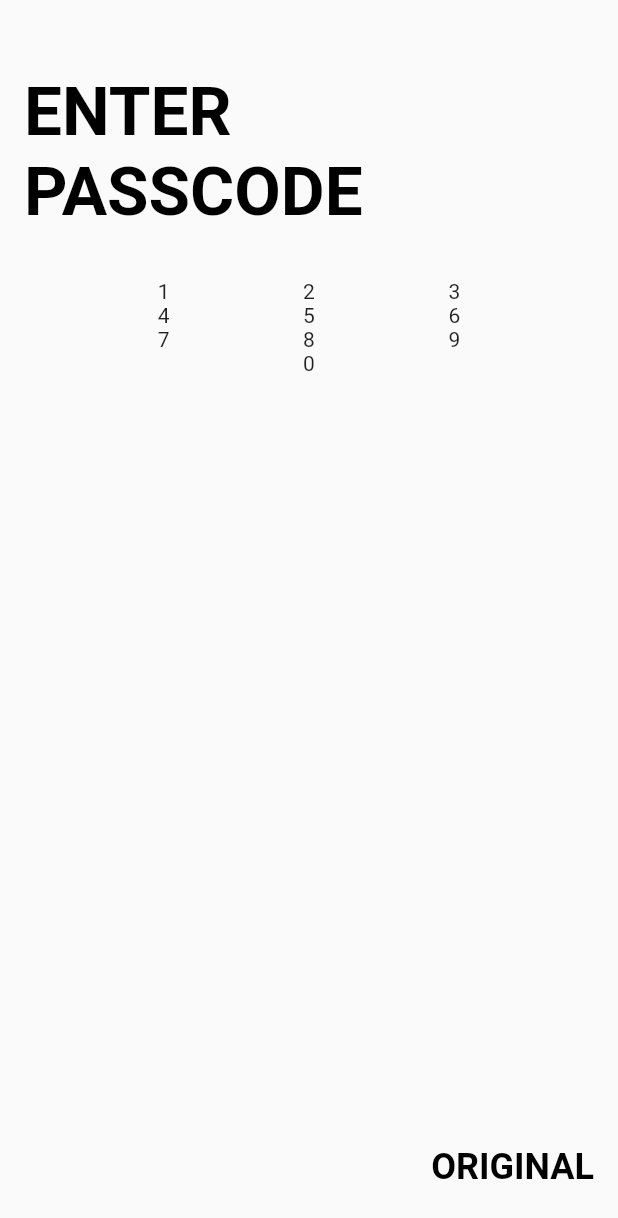
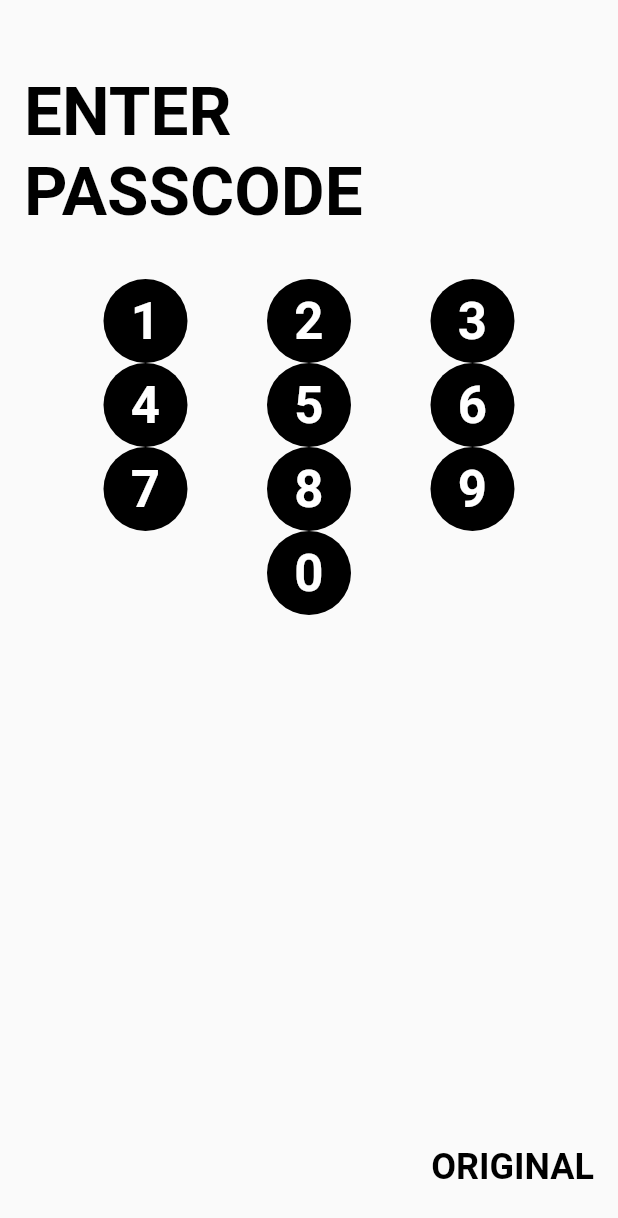
Before and after one commit to collinsmakamu95/lockui, a Flutter app: the screen it shows after launch, on a phone screen of 412 x 824 dp. Shown: the top 1218 px of the screen. Run offline on Flutter 3.47's test engine with Material 2 defaults, Android fonts, the phone set to English and light mode, and no system bars; our stand-ins replace google_fonts; Roboto replaces fonts that are missing (Kanit).

Commit message:
dial number view implemented

```diff
--- /dev/null
+++ b/lib/widgets/dial_number.dart
@@ -0,0 +1,28 @@
+import 'package:flutter/material.dart';
+import 'package:lockui/constants.dart';
+
+class DialNumber extends StatelessWidget {
+  const DialNumber(this.number, {super.key});
+
+  final int number;
+
+  @override
+  Widget build(BuildContext context) {
+    return Container(
+      height: Constants.dialNumberRadius * 2,
+      width: Constants.dialNumberRadius * 2,
+      alignment: Alignment.center,
+      decoration: const BoxDecoration(
+        color: Colors.black,
+        shape: BoxShape.circle,
+      ),
+      child: Text(
+        '$number',
+        style: Theme.of(context)
+            .textTheme
+            .headlineMedium
+            ?.copyWith(color: Colors.white, fontWeight: FontWeight.bold),
+      ),
+    );
+  }
+}
--- a/lib/widgets/passcode/passcode_input.dart
+++ b/lib/widgets/passcode/passcode_input.dart
@@ -1,5 +1,6 @@
 import 'package:flutter/material.dart';
 import 'package:lockui/constants.dart';
+import 'package:lockui/widgets/dial_number.dart';
 
 const _alignment = MainAxisAlignment.spaceEvenly;
 
@@ -15,10 +16,10 @@ class PasscodeInput extends StatelessWidget {
             mainAxisAlignment: _alignment,
             children: [
               for (var j = 0; j < 3; j++)
-                Text(Constants.inputValues[i * 3 + j].toString()),
+                DialNumber(Constants.inputValues[i * 3 + j]),
             ],
           ),
-        Text(Constants.inputValues.last.toString()),
+        DialNumber(Constants.inputValues.last),
       ],
     );
   }
```
